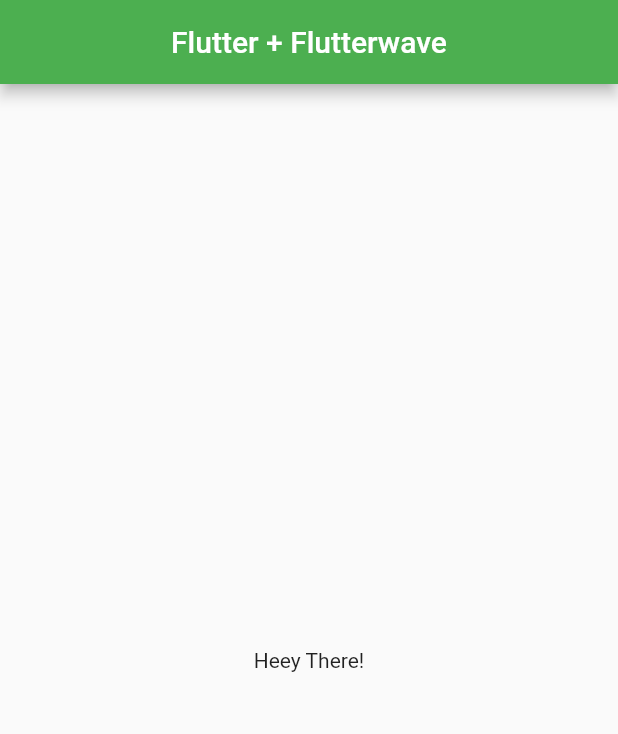
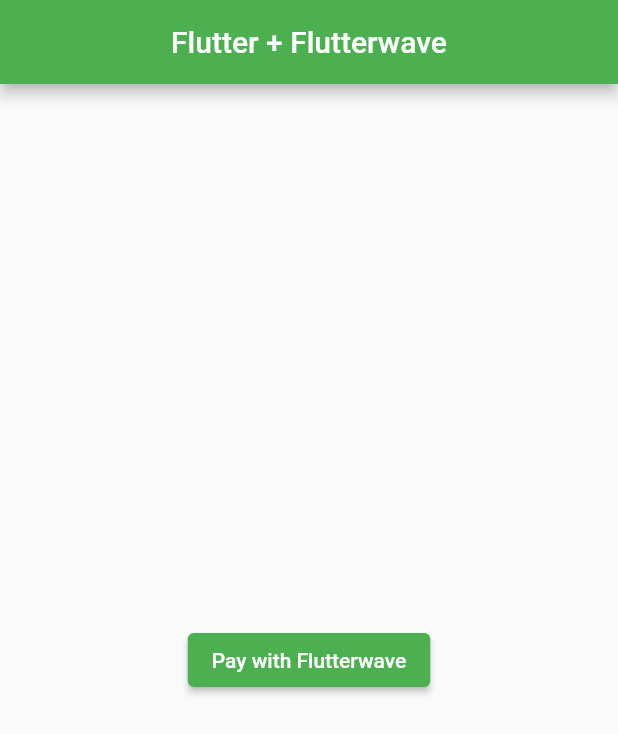
Before and after one commit to JosephineAkello/flutterwave_flutter_app, a Flutter app: the screen it shows after launch, on a phone screen of 412 x 824 dp. Shown: the top 734 px of the screen. Run offline on Flutter 3.47's test engine with Material 2 defaults, Android fonts, the phone set to English and light mode, and no system bars.

Commit message:
add button

```diff
--- a/lib/main.dart
+++ b/lib/main.dart
@@ -15,13 +15,15 @@
           primarySwatch: Colors.green,
         ),
         home: Scaffold(
-          appBar: AppBar(
-            title: const Text('Flutter + Flutterwave'),
-            centerTitle: true,
-          ),
-          body: const Center(
-            child: Text('Heey There!'),
-          ),
-        ));
+            appBar: AppBar(
+              title: const Text('Flutter + Flutterwave'),
+              centerTitle: true,
+            ),
+            body: Center(
+              child:ElevatedButton(
+                child: const Text('Pay with Flutterwave'),
+                onPressed: () {},
+              ),
+            )));
   }
 }
```
